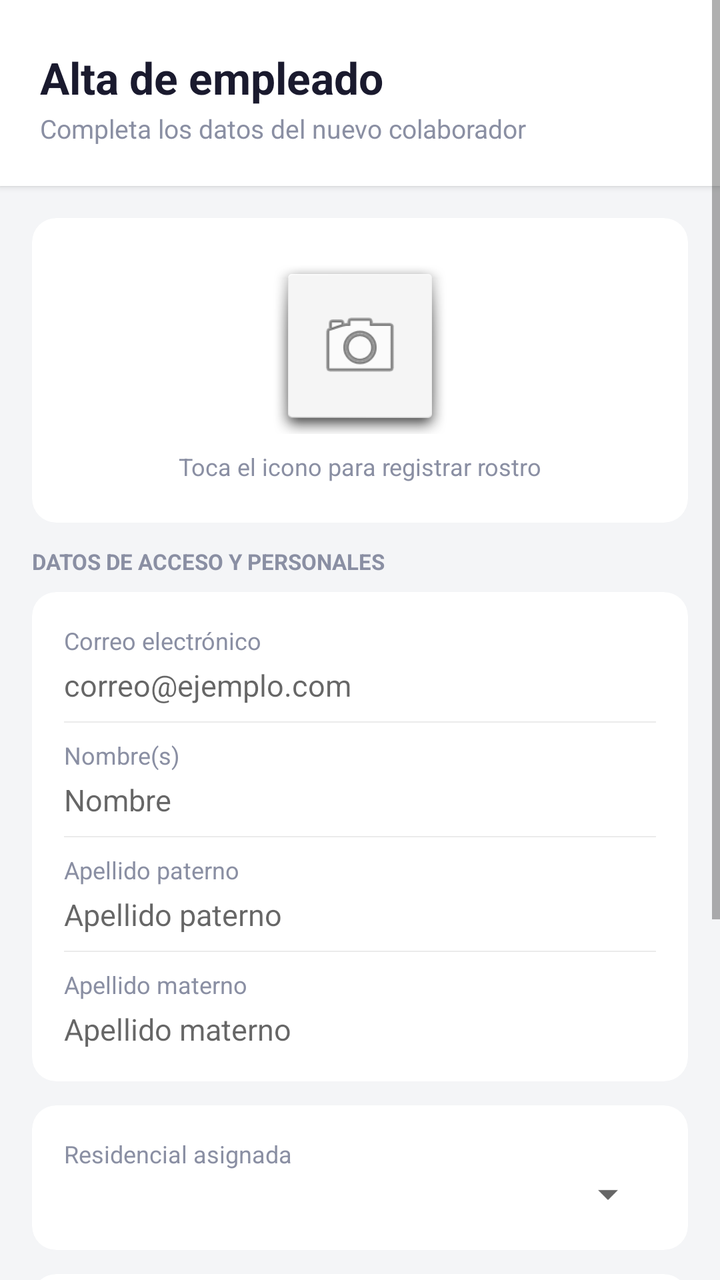
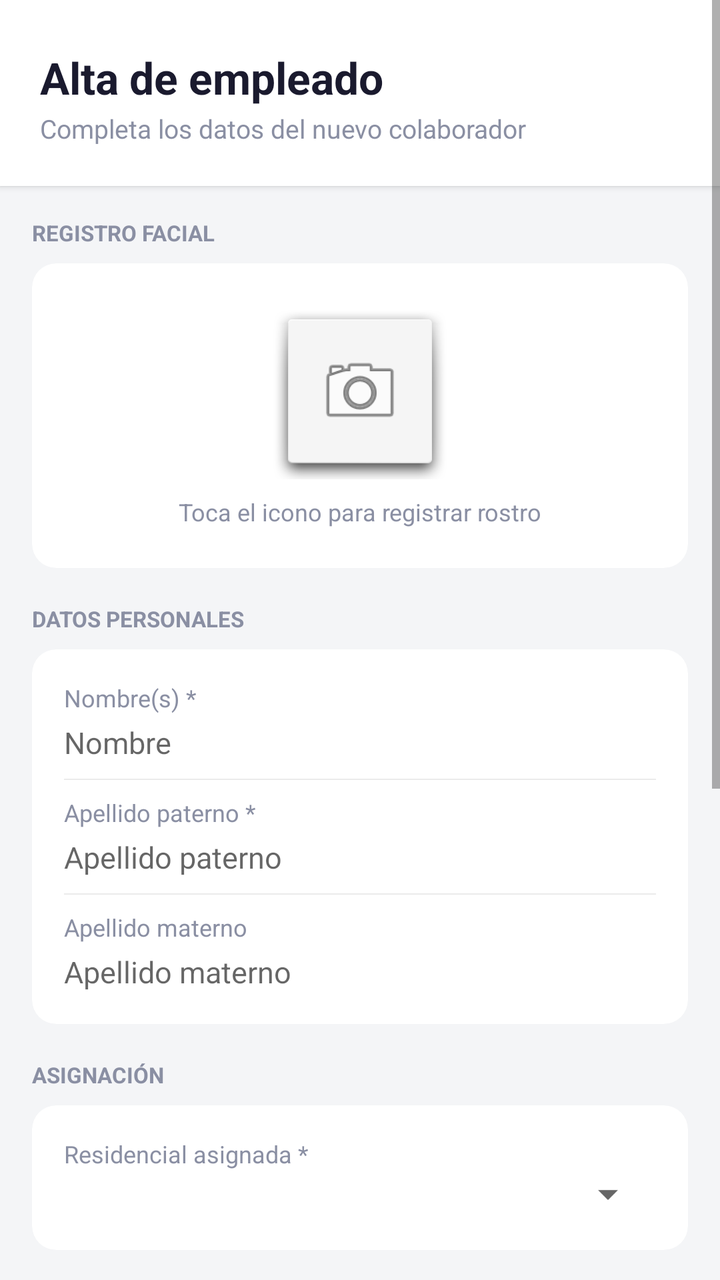

The first picture is an Android layout as it rendered before a commit; the second is the same layout after the commit. The layout source and the unified diff follow.
<!-- AndroidManifest.xml: application theme Theme.ProntoCheck -->
<!-- res/layout/activity_alta_empleado.xml -->
<?xml version="1.0" encoding="utf-8"?>
<ScrollView xmlns:android="http://schemas.android.com/apk/res/android"
    xmlns:app="http://schemas.android.com/apk/res-auto"
    android:layout_width="match_parent"
    android:layout_height="match_parent"
    android:background="#F4F5F7"
    android:fillViewport="true">

    <RelativeLayout
        android:layout_width="match_parent"
        android:layout_height="wrap_content">

        <LinearLayout
            android:layout_width="match_parent"
            android:layout_height="wrap_content"
            android:orientation="vertical">

            
            <LinearLayout
                android:layout_width="match_parent"
                android:layout_height="wrap_content"
                android:orientation="vertical"
                android:background="#FFFFFF"
                android:paddingStart="20dp"
                android:paddingEnd="20dp"
                android:paddingTop="24dp"
                android:paddingBottom="20dp"
                android:elevation="2dp">

                <TextView
                    android:layout_width="wrap_content"
                    android:layout_height="wrap_content"
                    android:text="Alta de empleado"
                    android:textSize="22sp"
                    android:textStyle="bold"
                    android:textColor="#1A1A2E" />

                <TextView
                    android:layout_width="wrap_content"
                    android:layout_height="wrap_content"
                    android:text="Completa los datos del nuevo colaborador"
                    android:textSize="13sp"
                    android:textColor="#8A8FA3"
                    android:layout_marginTop="2dp"/>
            </LinearLayout>

            <LinearLayout
                android:layout_width="match_parent"
                android:layout_height="wrap_content"
                android:orientation="vertical"
                android:padding="16dp">

                
                <androidx.cardview.widget.CardView
                    android:layout_width="match_parent"
                    android:layout_height="wrap_content"
                    android:layout_marginBottom="12dp"
                    app:cardCornerRadius="12dp"
                    app:cardElevation="0dp">

                    <LinearLayout
                        android:layout_width="match_parent"
                        android:layout_height="wrap_content"
                        android:orientation="vertical"
                        android:padding="20dp"
                        android:gravity="center">

                        
                        <FrameLayout
                            android:id="@+id/frameIcono"
                            android:layout_width="88dp"
                            android:layout_height="88dp"
                            android:layout_gravity="center"
                            android:clickable="true"
                            android:focusable="true"
                            android:foreground="?attr/selectableItemBackgroundBorderless">

                            <ImageView
                                android:id="@+id/ivEmpleado"
                                android:layout_width="match_parent"
                                android:layout_height="match_parent"
                                android:src="@android:drawable/ic_menu_camera"
                                android:padding="22dp"
                                android:background="@android:drawable/dialog_holo_light_frame" />
                        </FrameLayout>

                        
                        <androidx.camera.view.PreviewView
                            android:id="@+id/previewViewAlta"
                            android:layout_width="match_parent"
                            android:layout_height="260dp"
                            android:visibility="gone"
                            android:layout_marginTop="12dp"/>

                        
                        <Button
                            android:id="@+id/btnCapturarRostro"
                            android:layout_width="match_parent"
                            android:layout_height="wrap_content"
                            android:text="Capturar Rostro"
                            android:visibility="gone"
                            android:layout_marginTop="8dp"
                            android:backgroundTint="#4CAF50"/>

                        <TextView
                            android:id="@+id/tvStatusRostro"
                            android:layout_width="wrap_content"
                            android:layout_height="wrap_content"
                            android:text="Toca el icono para registrar rostro"
                            android:textSize="12sp"
                            android:textColor="#8A8FA3"
                            android:layout_marginTop="8dp"/>
                    </LinearLayout>
                </androidx.cardview.widget.CardView>

                
                <TextView
                    android:layout_width="wrap_content"
                    android:layout_height="wrap_content"
                    android:text="DATOS DE ACCESO Y PERSONALES"
                    android:textSize="11sp"
                    android:textStyle="bold"
                    android:textColor="#8A8FA3"
                    android:layout_marginBottom="8dp"/>

                <androidx.cardview.widget.CardView
                    android:layout_width="match_parent"
                    android:layout_height="wrap_content"
                    android:layout_marginBottom="12dp"
                    app:cardCornerRadius="12dp"
                    app:cardElevation="0dp">

                    <LinearLayout
                        android:layout_width="match_parent"
                        android:layout_height="wrap_content"
                        android:orientation="vertical"
                        android:padding="16dp">

                        <TextView android:layout_width="wrap_content" android:layout_height="wrap_content" android:text="Correo electrónico" android:textSize="12sp" android:textColor="#8A8FA3"/>
                        <EditText android:id="@+id/etEmail" android:layout_width="match_parent" android:layout_height="wrap_content" android:hint="correo@ejemplo.com" android:inputType="textEmailAddress" android:background="@null" android:textSize="15sp" android:paddingTop="4dp"/>
                        <View android:layout_width="match_parent" android:layout_height="0.5dp" android:background="#EBEBEB" android:layout_marginVertical="8dp"/>

                        <TextView android:layout_width="wrap_content" android:layout_height="wrap_content" android:text="Nombre(s)" android:textSize="12sp" android:textColor="#8A8FA3"/>
                        <EditText android:id="@+id/etNombre" android:layout_width="match_parent" android:layout_height="wrap_content" android:hint="Nombre" android:inputType="textCapWords" android:background="@null" android:textSize="15sp" android:paddingTop="4dp"/>
                        <View android:layout_width="match_parent" android:layout_height="0.5dp" android:background="#EBEBEB" android:layout_marginVertical="8dp"/>

                        <TextView android:layout_width="wrap_content" android:layout_height="wrap_content" android:text="Apellido paterno" android:textSize="12sp" android:textColor="#8A8FA3"/>
                        <EditText android:id="@+id/etApellidoPaterno" android:layout_width="match_parent" android:layout_height="wrap_content" android:hint="Apellido paterno" android:inputType="textCapWords" android:background="@null" android:textSize="15sp" android:paddingTop="4dp"/>
                        <View android:layout_width="match_parent" android:layout_height="0.5dp" android:background="#EBEBEB" android:layout_marginVertical="8dp"/>

                        <TextView android:layout_width="wrap_content" android:layout_height="wrap_content" android:text="Apellido materno" android:textSize="12sp" android:textColor="#8A8FA3"/>
                        <EditText android:id="@+id/etApellidoMaterno" android:layout_width="match_parent" android:layout_height="wrap_content" android:hint="Apellido materno" android:inputType="textCapWords" android:background="@null" android:textSize="15sp" android:paddingTop="4dp"/>
                    </LinearLayout>
                </androidx.cardview.widget.CardView>

                
                <androidx.cardview.widget.CardView
                    android:layout_width="match_parent"
                    android:layout_height="wrap_content"
                    android:layout_marginBottom="12dp"
                    app:cardCornerRadius="12dp"
                    app:cardElevation="0dp">

                    <LinearLayout
                        android:layout_width="match_parent"
                        android:layout_height="wrap_content"
                        android:orientation="vertical"
                        android:padding="16dp">

                        <TextView android:layout_width="wrap_content" android:layout_height="wrap_content" android:text="Residencial asignada" android:textSize="12sp" android:textColor="#8A8FA3"/>
                        <Spinner
                            android:id="@+id/spinnerResidencial"
                            android:layout_width="match_parent"
                            android:layout_height="wrap_content"
                            android:paddingTop="4dp"/>
                    </LinearLayout>
                </androidx.cardview.widget.CardView>

                
                <androidx.cardview.widget.CardView
                    android:layout_width="match_parent"
                    android:layout_height="wrap_content"
                    android:layout_marginBottom="12dp"
                    app:cardCornerRadius="12dp"
                    app:cardElevation="0dp">

                    <LinearLayout
                        android:layout_width="match_parent"
                        android:layout_height="wrap_content"
                        android:orientation="vertical"
                        android:padding="16dp">

                        <TextView android:layout_width="wrap_content" android:layout_height="wrap_content" android:text="Dirección" android:textSize="12sp" android:textColor="#8A8FA3"/>
                        <EditText android:id="@+id/etDireccion" android:layout_width="match_parent" android:layout_height="wrap_content" android:hint="Dirección completa" android:inputType="textPostalAddress" android:background="@null" android:textSize="15sp" android:paddingTop="4dp"/>
                        <View android:layout_width="match_parent" android:layout_height="0.5dp" android:background="#EBEBEB" android:layout_marginVertical="8dp"/>

                        <TextView android:layout_width="wrap_content" android:layout_height="wrap_content" android:text="Teléfono personal" android:textSize="12sp" android:textColor="#8A8FA3"/>
                        <EditText android:id="@+id/etTelCasa" android:layout_width="match_parent" android:layout_height="wrap_content" android:hint="Teléfono" android:inputType="phone" android:background="@null" android:textSize="15sp" android:paddingTop="4dp"/>
                    </LinearLayout>
                </androidx.cardview.widget.CardView>

                <Button
                    android:id="@+id/btnGuardarEmpleado"
                    android:layout_width="match_parent"
                    android:layout_height="56dp"
                    android:text="Guardar colaborador"
                    android:backgroundTint="#1A1A2E"
                    android:textColor="#FFFFFF"
                    android:textStyle="bold"
                    android:layout_marginTop="8dp"
                    android:layout_marginBottom="32dp"/>

            </LinearLayout>
        </LinearLayout>

        <ProgressBar
            android:id="@+id/progressBar"
            android:layout_width="wrap_content"
            android:layout_height="wrap_content"
            android:layout_centerInParent="true"
            android:visibility="gone" />

    </RelativeLayout>
</ScrollView>
<!-- resources referenced by this layout -->
<resources>
  <style name="Theme.ProntoCheck" parent="Theme.MaterialComponents.DayNight.NoActionBar">
          
          <item name="colorPrimary">#6650a4</item>
          <item name="colorSecondary">#625b71</item>
  
          
          <item name="android:statusBarColor">#FFFFFF</item>
          <item name="android:windowLightStatusBar">true</item>
      </style>
</resources>

<!-- the commit's change to res/layout/activity_alta_empleado.xml (unified diff, before → after) -->
@@ -1,5 +1,6 @@
 <?xml version="1.0" encoding="utf-8"?>
-<ScrollView xmlns:android="http://schemas.android.com/apk/res/android"
+<ScrollView
+    xmlns:android="http://schemas.android.com/apk/res/android"
     xmlns:app="http://schemas.android.com/apk/res-auto"
     android:layout_width="match_parent"
     android:layout_height="match_parent"
@@ -41,9 +42,11 @@
                     android:text="Completa los datos del nuevo colaborador"
                     android:textSize="13sp"
                     android:textColor="#8A8FA3"
-                    android:layout_marginTop="2dp"/>
+                    android:layout_marginTop="2dp" />
+
             </LinearLayout>
 
+            
             <LinearLayout
                 android:layout_width="match_parent"
                 android:layout_height="wrap_content"
@@ -51,10 +54,19 @@
                 android:padding="16dp">
 
                 
-                <androidx.cardview.widget.CardView
-                    android:layout_width="match_parent"
-                    android:layout_height="wrap_content"
-                    android:layout_marginBottom="12dp"
+                <TextView
+                    android:layout_width="wrap_content"
+                    android:layout_height="wrap_content"
+                    android:text="REGISTRO FACIAL"
+                    android:textSize="11sp"
+                    android:textStyle="bold"
+                    android:textColor="#8A8FA3"
+                    android:layout_marginBottom="8dp" />
+
+                <androidx.cardview.widget.CardView
+                    android:layout_width="match_parent"
+                    android:layout_height="wrap_content"
+                    android:layout_marginBottom="18dp"
                     app:cardCornerRadius="12dp"
                     app:cardElevation="0dp">
 
@@ -65,7 +77,6 @@
                         android:padding="20dp"
                         android:gravity="center">
 
-                        
                         <FrameLayout
                             android:id="@+id/frameIcono"
                             android:layout_width="88dp"
@@ -82,25 +93,24 @@
                                 android:src="@android:drawable/ic_menu_camera"
                                 android:padding="22dp"
                                 android:background="@android:drawable/dialog_holo_light_frame" />
+
                         </FrameLayout>
 
-                        
                         <androidx.camera.view.PreviewView
                             android:id="@+id/previewViewAlta"
                             android:layout_width="match_parent"
                             android:layout_height="260dp"
                             android:visibility="gone"
-                            android:layout_marginTop="12dp"/>
-
-                        
+                            android:layout_marginTop="12dp" />
+
                         <Button
                             android:id="@+id/btnCapturarRostro"
                             android:layout_width="match_parent"
                             android:layout_height="wrap_content"
-                            android:text="Capturar Rostro"
+                            android:text="Capturar rostro"
                             android:visibility="gone"
                             android:layout_marginTop="8dp"
-                            android:backgroundTint="#4CAF50"/>
+                            android:backgroundTint="#4CAF50" />
 
                         <TextView
                             android:id="@+id/tvStatusRostro"
@@ -109,24 +119,26 @@
                             android:text="Toca el icono para registrar rostro"
                             android:textSize="12sp"
                             android:textColor="#8A8FA3"
-                            android:layout_marginTop="8dp"/>
-                    </LinearLayout>
-                </androidx.cardview.widget.CardView>
-
-                
-                <TextView
-                    android:layout_width="wrap_content"
-                    android:layout_height="wrap_content"
-                    android:text="DATOS DE ACCESO Y PERSONALES"
-                    android:textSize="11sp"
-                    android:textStyle="bold"
-                    android:textColor="#8A8FA3"
-                    android:layout_marginBottom="8dp"/>
-
-                <androidx.cardview.widget.CardView
-                    android:layout_width="match_parent"
-                    android:layout_height="wrap_content"
-                    android:layout_marginBottom="12dp"
+                            android:layout_marginTop="8dp" />
+
+                    </LinearLayout>
+
+                </androidx.cardview.widget.CardView>
+
+                
+                <TextView
+                    android:layout_width="wrap_content"
+                    android:layout_height="wrap_content"
+                    android:text="DATOS PERSONALES"
+                    android:textSize="11sp"
+                    android:textStyle="bold"
+                    android:textColor="#8A8FA3"
+                    android:layout_marginBottom="8dp" />
+
+                <androidx.cardview.widget.CardView
+                    android:layout_width="match_parent"
+                    android:layout_height="wrap_content"
+                    android:layout_marginBottom="18dp"
                     app:cardCornerRadius="12dp"
                     app:cardElevation="0dp">
 
@@ -136,28 +148,90 @@
                         android:orientation="vertical"
                         android:padding="16dp">
 
-                        <TextView android:layout_width="wrap_content" android:layout_height="wrap_content" android:text="Correo electrónico" android:textSize="12sp" android:textColor="#8A8FA3"/>
-                        <EditText android:id="@+id/etEmail" android:layout_width="match_parent" android:layout_height="wrap_content" android:hint="correo@ejemplo.com" android:inputType="textEmailAddress" android:background="@null" android:textSize="15sp" android:paddingTop="4dp"/>
-                        <View android:layout_width="match_parent" android:layout_height="0.5dp" android:background="#EBEBEB" android:layout_marginVertical="8dp"/>
-
-                        <TextView android:layout_width="wrap_content" android:layout_height="wrap_content" android:text="Nombre(s)" android:textSize="12sp" android:textColor="#8A8FA3"/>
-                        <EditText android:id="@+id/etNombre" android:layout_width="match_parent" android:layout_height="wrap_content" android:hint="Nombre" android:inputType="textCapWords" android:background="@null" android:textSize="15sp" android:paddingTop="4dp"/>
-                        <View android:layout_width="match_parent" android:layout_height="0.5dp" android:background="#EBEBEB" android:layout_marginVertical="8dp"/>
-
-                        <TextView android:layout_width="wrap_content" android:layout_height="wrap_content" android:text="Apellido paterno" android:textSize="12sp" android:textColor="#8A8FA3"/>
-                        <EditText android:id="@+id/etApellidoPaterno" android:layout_width="match_parent" android:layout_height="wrap_content" android:hint="Apellido paterno" android:inputType="textCapWords" android:background="@null" android:textSize="15sp" android:paddingTop="4dp"/>
-                        <View android:layout_width="match_parent" android:layout_height="0.5dp" android:background="#EBEBEB" android:layout_marginVertical="8dp"/>
-
-                        <TextView android:layout_width="wrap_content" android:layout_height="wrap_content" android:text="Apellido materno" android:textSize="12sp" android:textColor="#8A8FA3"/>
-                        <EditText android:id="@+id/etApellidoMaterno" android:layout_width="match_parent" android:layout_height="wrap_content" android:hint="Apellido materno" android:inputType="textCapWords" android:background="@null" android:textSize="15sp" android:paddingTop="4dp"/>
-                    </LinearLayout>
-                </androidx.cardview.widget.CardView>
-
-                
-                <androidx.cardview.widget.CardView
-                    android:layout_width="match_parent"
-                    android:layout_height="wrap_content"
-                    android:layout_marginBottom="12dp"
+                        
+                        <TextView
+                            android:layout_width="wrap_content"
+                            android:layout_height="wrap_content"
+                            android:text="Nombre(s) *"
+                            android:textSize="12sp"
+                            android:textColor="#8A8FA3" />
+
+                        <EditText
+                            android:id="@+id/etNombre"
+                            android:layout_width="match_parent"
+                            android:layout_height="wrap_content"
+                            android:hint="Nombre"
+                            android:inputType="textCapWords"
+                            android:background="@null"
+                            android:textSize="15sp"
+                            android:paddingTop="4dp" />
+
+                        <View
+                            android:layout_width="match_parent"
+                            android:layout_height="0.5dp"
+                            android:background="#EBEBEB"
+                            android:layout_marginVertical="8dp" />
+
+                        
+                        <TextView
+                            android:layout_width="wrap_content"
+                            android:layout_height="wrap_content"
+                            android:text="Apellido paterno *"
+                            android:textSize="12sp"
+                            android:textColor="#8A8FA3" />
+
+                        <EditText
+                            android:id="@+id/etApellidoPaterno"
+                            android:layout_width="match_parent"
+                            android:layout_height="wrap_content"
+                            android:hint="Apellido paterno"
+                            android:inputType="textCapWords"
+                            android:background="@null"
+                            android:textSize="15sp"
+                            android:paddingTop="4dp" />
+
+                        <View
+                            android:layout_width="match_parent"
+                            android:layout_height="0.5dp"
+                            android:background="#EBEBEB"
+                            android:layout_marginVertical="8dp" />
+
+                        
+                        <TextView
+                            android:layout_width="wrap_content"
+                            android:layout_height="wrap_content"
+                            android:text="Apellido materno"
+                            android:textSize="12sp"
+                            android:textColor="#8A8FA3" />
+
+                        <EditText
+                            android:id="@+id/etApellidoMaterno"
+                            android:layout_width="match_parent"
+                            android:layout_height="wrap_content"
+                            android:hint="Apellido materno"
+                            android:inputType="textCapWords"
+                            android:background="@null"
+                            android:textSize="15sp"
+                            android:paddingTop="4dp" />
+
+                    </LinearLayout>
+
+                </androidx.cardview.widget.CardView>
+
+                
+                <TextView
+                    android:layout_width="wrap_content"
+                    android:layout_height="wrap_content"
+                    android:text="ASIGNACIÓN"
+                    android:textSize="11sp"
+                    android:textStyle="bold"
+                    android:textColor="#8A8FA3"
+                    android:layout_marginBottom="8dp" />
+
+                <androidx.cardview.widget.CardView
+                    android:layout_width="match_parent"
+                    android:layout_height="wrap_content"
+                    android:layout_marginBottom="18dp"
                     app:cardCornerRadius="12dp"
                     app:cardElevation="0dp">
 
@@ -167,20 +241,37 @@
                         android:orientation="vertical"
                         android:padding="16dp">
 
-                        <TextView android:layout_width="wrap_content" android:layout_height="wrap_content" android:text="Residencial asignada" android:textSize="12sp" android:textColor="#8A8FA3"/>
+                        <TextView
+                            android:layout_width="wrap_content"
+                            android:layout_height="wrap_content"
+                            android:text="Residencial asignada *"
+                            android:textSize="12sp"
+                            android:textColor="#8A8FA3" />
+
                         <Spinner
                             android:id="@+id/spinnerResidencial"
                             android:layout_width="match_parent"
                             android:layout_height="wrap_content"
-                            android:paddingTop="4dp"/>
-                    </LinearLayout>
-                </androidx.cardview.widget.CardView>
-
-                
-                <androidx.cardview.widget.CardView
-                    android:layout_width="match_parent"
-                    android:layout_height="wrap_content"
-                    android:layout_marginBottom="12dp"
+                            android:paddingTop="4dp" />
+
+                    </LinearLayout>
+
+                </androidx.cardview.widget.CardView>
+
+                
+                <TextView
+                    android:layout_width="wrap_content"
+                    android:layout_height="wrap_content"
+                    android:text="CONTACTO"
+                    android:textSize="11sp"
+                    android:textStyle="bold"
+                    android:textColor="#8A8FA3"
+                    android:layout_marginBottom="8dp" />
+
+                <androidx.cardview.widget.CardView
+                    android:layout_width="match_parent"
+                    android:layout_height="wrap_content"
+                    android:layout_marginBottom="18dp"
                     app:cardCornerRadius="12dp"
                     app:cardElevation="0dp">
 
@@ -190,15 +281,97 @@
                         android:orientation="vertical"
                         android:padding="16dp">
 
-                        <TextView android:layout_width="wrap_content" android:layout_height="wrap_content" android:text="Dirección" android:textSize="12sp" android:textColor="#8A8FA3"/>
-                        <EditText android:id="@+id/etDireccion" android:layout_width="match_parent" android:layout_height="wrap_content" android:hint="Dirección completa" android:inputType="textPostalAddress" android:background="@null" android:textSize="15sp" android:paddingTop="4dp"/>
-                        <View android:layout_width="match_parent" android:layout_height="0.5dp" android:background="#EBEBEB" android:layout_marginVertical="8dp"/>
-
-                        <TextView android:layout_width="wrap_content" android:layout_height="wrap_content" android:text="Teléfono personal" android:textSize="12sp" android:textColor="#8A8FA3"/>
-                        <EditText android:id="@+id/etTelCasa" android:layout_width="match_parent" android:layout_height="wrap_content" android:hint="Teléfono" android:inputType="phone" android:background="@null" android:textSize="15sp" android:paddingTop="4dp"/>
-                    </LinearLayout>
-                </androidx.cardview.widget.CardView>
-
+                        
+                        <TextView
+                            android:layout_width="wrap_content"
+                            android:layout_height="wrap_content"
+                            android:text="Dirección"
+                            android:textSize="12sp"
+                            android:textColor="#8A8FA3" />
+
+                        <EditText
+                            android:id="@+id/etDireccion"
+                            android:layout_width="match_parent"
+                            android:layout_height="wrap_content"
+                            android:hint="Dirección completa"
+                            android:inputType="textPostalAddress"
+                            android:background="@null"
+                            android:textSize="15sp"
+                            android:paddingTop="4dp" />
+
+                        <View
+                            android:layout_width="match_parent"
+                            android:layout_height="0.5dp"
+                            android:background="#EBEBEB"
+                            android:layout_marginVertical="8dp" />
+
+                        
+                        <TextView
+                            android:layout_width="wrap_content"
+                            android:layout_height="wrap_content"
+                            android:text="Teléfono personal"
+                            android:textSize="12sp"
+                            android:textColor="#8A8FA3" />
+
+                        <EditText
+                            android:id="@+id/etTelCasa"
+                            android:layout_width="match_parent"
+                            android:layout_height="wrap_content"
+                            android:hint="Teléfono"
+                            android:inputType="phone"
+                            android:background="@null"
+                            android:textSize="15sp"
+                            android:paddingTop="4dp" />
+
+                    </LinearLayout>
+
+                </androidx.cardview.widget.CardView>
+
+                
+                <TextView
+                    android:layout_width="wrap_content"
+                    android:layout_height="wrap_content"
+                    android:text="INFORMACIÓN OPCIONAL"
+                    android:textSize="11sp"
+                    android:textStyle="bold"
+                    android:textColor="#8A8FA3"
+                    android:layout_marginBottom="8dp" />
+
+                <androidx.cardview.widget.CardView
+                    android:layout_width="match_parent"
+                    android:layout_height="wrap_content"
+                    android:layout_marginBottom="18dp"
+                    app:cardCornerRadius="12dp"
+                    app:cardElevation="0dp">
+
+                    <LinearLayout
+                        android:layout_width="match_parent"
+                        android:layout_height="wrap_content"
+                        android:orientation="vertical"
+                        android:padding="16dp">
+
+                        <TextView
+                            android:layout_width="wrap_content"
+                            android:layout_height="wrap_content"
+                            android:text="Correo electrónico (opcional)"
+                            android:textSize="12sp"
+                            android:textColor="#8A8FA3" />
+
+                        <EditText
+                            android:id="@+id/etEmail"
+                            android:layout_width="match_parent"
+                            android:layout_height="wrap_content"
+                            android:hint="correo@ejemplo.com"
+                            android:inputType="textEmailAddress"
+                            android:background="@null"
+                            android:textSize="15sp"
+                            android:paddingTop="4dp" />
+
+                    </LinearLayout>
+
+                </androidx.cardview.widget.CardView>
+
+                
                 <Button
                     android:id="@+id/btnGuardarEmpleado"
                     android:layout_width="match_parent"
@@ -208,9 +381,10 @@
                     android:textColor="#FFFFFF"
                     android:textStyle="bold"
                     android:layout_marginTop="8dp"
-                    android:layout_marginBottom="32dp"/>
+                    android:layout_marginBottom="32dp" />
 
             </LinearLayout>
+
         </LinearLayout>
 
         <ProgressBar
@@ -221,4 +395,5 @@
             android:visibility="gone" />
 
     </RelativeLayout>
+
 </ScrollView>
